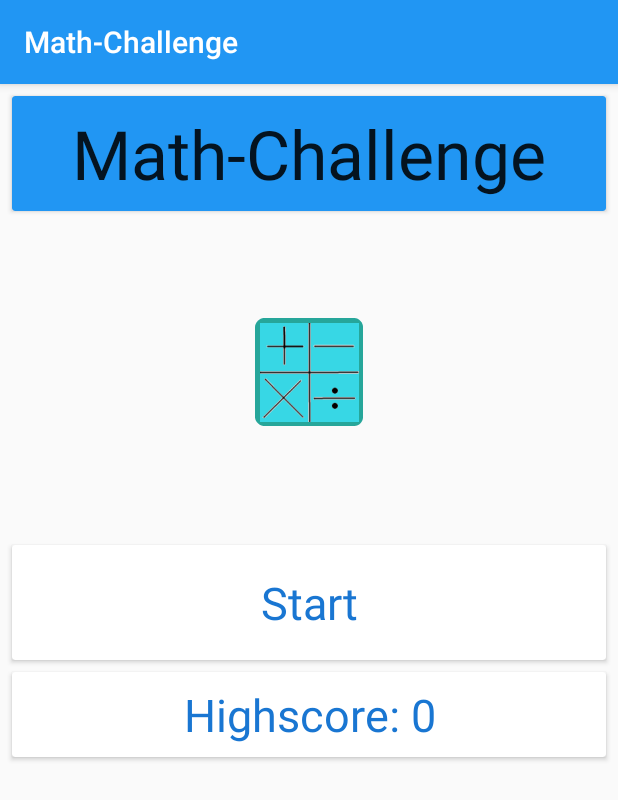
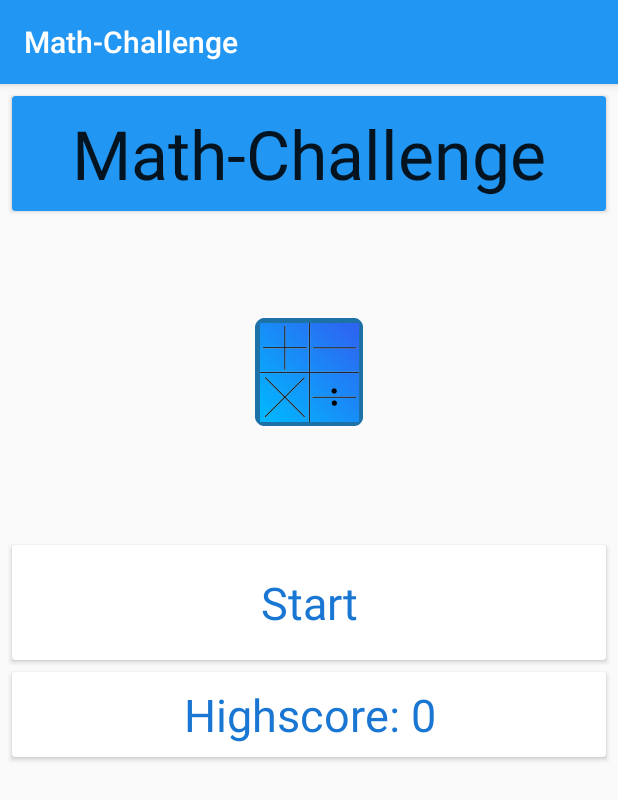
Before and after one commit to bIosCrYsisX/CalculatorChallenge, an Android app: the screen it shows after launch (MenuActivity), on a phone screen of 412 x 824 dp. Shown: the top 800 px of the screen. Run offline under Robolectric (Android 15) with nearby library versions, the light colour scheme and no system bars.

Commit message:
V1.0 New icon.

```diff
--- a/app/build.gradle
+++ b/app/build.gradle
@@ -6,7 +6,7 @@ android {
         applicationId "tk.dalpiazsolutions.calculatorchallenge"
         minSdkVersion 14
         targetSdkVersion 27
-        versionCode 1
+        versionCode 2
         versionName "1.0"
         testInstrumentationRunner "android.support.test.runner.AndroidJUnitRunner"
     }
--- a/app/src/main/java/tk/dalpiazsolutions/calculatorchallenge/MainController.java
+++ b/app/src/main/java/tk/dalpiazsolutions/calculatorchallenge/MainController.java
@@ -122,7 +122,7 @@ public class MainController {
     public void gameOver()
     {
         txtState.setText(String.format(Locale.getDefault(), mainActivity.getString(R.string.endScore), mainModel.getCounter()));
-        Toast.makeText(mainActivity.getApplicationContext(), "Game over!", Toast.LENGTH_LONG).show();
+        Toast.makeText(mainActivity.getApplicationContext(), mainActivity.getString(R.string.gameover), Toast.LENGTH_LONG).show();
 
         preferenceManager.loadPrefs();
         if(mainModel.getCounter() > preferenceManager.getHighScore())
--- a/app/src/main/res/values/ic_launcher_background.xml
+++ b/app/src/main/res/values/ic_launcher_background.xml
@@ -1,4 +1,4 @@
 <?xml version="1.0" encoding="utf-8"?>
 <resources>
-    <color name="ic_launcher_background">#26A69A</color>
+    <color name="ic_launcher_background">#1C72A6</color>
 </resources>
--- a/app/src/main/res/values/strings.xml
+++ b/app/src/main/res/values/strings.xml
@@ -9,4 +9,5 @@
     <string name="playagain">Play again!</string>
     <string name="correct">Correct!</string>
     <string name="wrong">False!</string>
+    <string name="gameover">Game over!</string>
 </resources>
```
Also changed, not shown: app/src/main/ic_launcher-web.png, app/src/main/res/mipmap-hdpi/ic_launcher.png, app/src/main/res/mipmap-hdpi/ic_launcher_foreground.png, app/src/main/res/mipmap-hdpi/ic_launcher_round.png, app/src/main/res/mipmap-mdpi/ic_launcher.png, app/src/main/res/mipmap-mdpi/ic_launcher_foreground.png, app/src/main/res/mipmap-mdpi/ic_launcher_round.png, app/src/main/res/mipmap-xhdpi/ic_launcher.png, app/src/main/res/mipmap-xhdpi/ic_launcher_foreground.png, app/src/main/res/mipmap-xhdpi/ic_launcher_round.png, app/src/main/res/mipmap-xxhdpi/ic_launcher.png, app/src/main/res/mipmap-xxhdpi/ic_launcher_foreground.png, app/src/main/res/mipmap-xxhdpi/ic_launcher_round.png, app/src/main/res/mipmap-xxxhdpi/ic_launcher.png, 2 more files, 1 other file.
